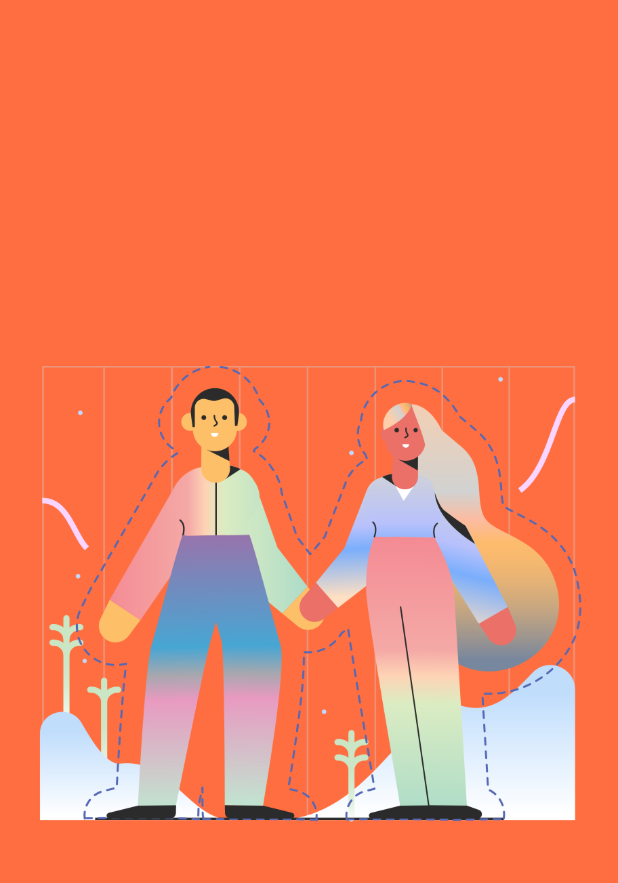
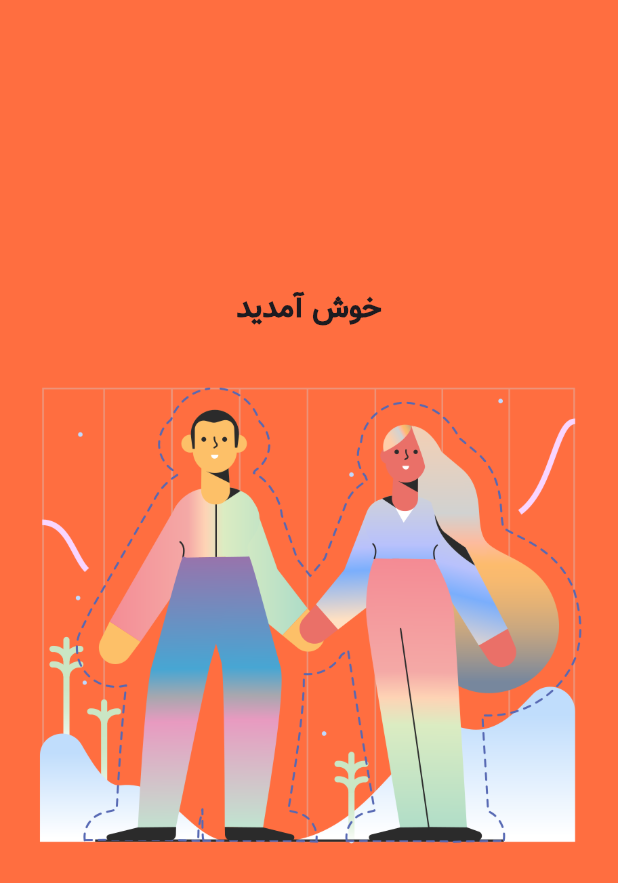
Before and after one commit to ShahramDeveloper/flutter_blog_navigation, a Flutter app: the screen it shows after launch, on a phone screen of 412 x 824 dp. Shown: the top 883 px of the screen. Run offline on Flutter 3.47's test engine with Material 3 defaults, Android fonts, the phone set to English and light mode, and no system bars.

Commit message:
welcome text add to main.dart

```diff
--- a/lib/main.dart
+++ b/lib/main.dart
@@ -11,6 +11,7 @@ class Application extends StatelessWidget {
   Widget build(BuildContext context) {
     return MaterialApp(
       debugShowCheckedModeBanner: false,
+      theme: ThemeData(fontFamily: 'vazir'),
       home: HomeScreen(),
     );
   }
@@ -24,8 +25,17 @@ class HomeScreen extends StatelessWidget {
     return Scaffold(
       backgroundColor: Colors.deepOrangeAccent,
       body: SafeArea(
-        child: Center(
-          child: Image(image: AssetImage('images/welcome.png')),
+        child: Column(
+          mainAxisAlignment: MainAxisAlignment.center,
+          children: [
+            Text(
+              'خوش آمدید',
+              style: TextStyle(fontWeight: FontWeight.bold, fontSize: 20.0),
+            ),
+            Image(
+              image: AssetImage('images/welcome.png'),
+            ),
+          ],
         ),
       ),
     );
```
